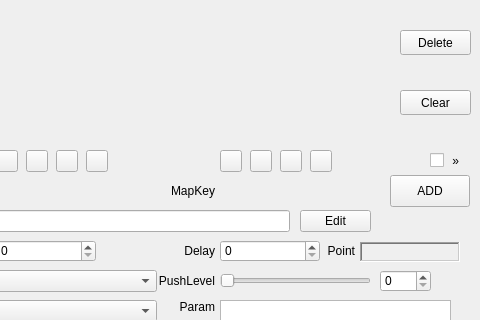
This is QKeyMapper/qkeymapper.ui in Zalafina/QKeyMapper as Qt 5 draws it before an edit; both pictures show x 590 to 1070 and y 220 to 540 of the 1070 by 670 pixel window. The edited form follows.
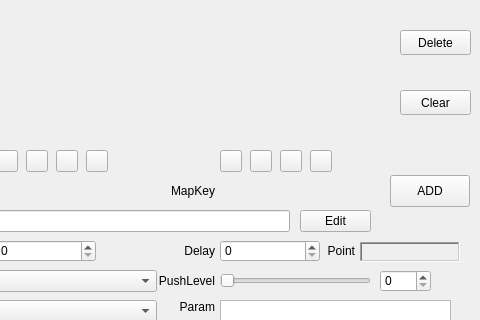
This is the edited form.

```diff
--- a/QKeyMapper/qkeymapper.ui
+++ b/QKeyMapper/qkeymapper.ui
@@ -206,25 +206,6 @@
     <bool>false</bool>
    </property>
   </widget>
-  <widget class="QCheckBox" name="nextarrowCheckBox">
-   <property name="geometry">
-    <rect>
-     <x>1020</x>
-     <y>370</y>
-     <width>51</width>
-     <height>21</height>
-    </rect>
-   </property>
-   <property name="focusPolicy">
-    <enum>Qt::FocusPolicy::NoFocus</enum>
-   </property>
-   <property name="text">
-    <string> » </string>
-   </property>
-   <property name="checked">
-    <bool>false</bool>
-   </property>
-  </widget>
   <widget class="QSpinBox" name="waitTimeSpinBox">
    <property name="geometry">
     <rect>
```
